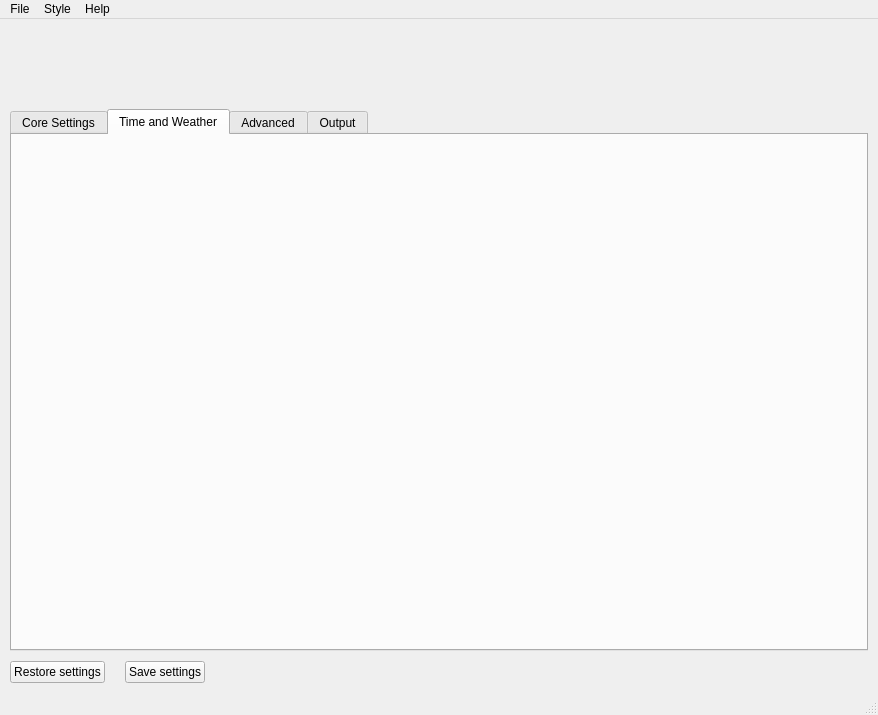
fgx/fgx, file src/fgx.ui: the form before one commit.
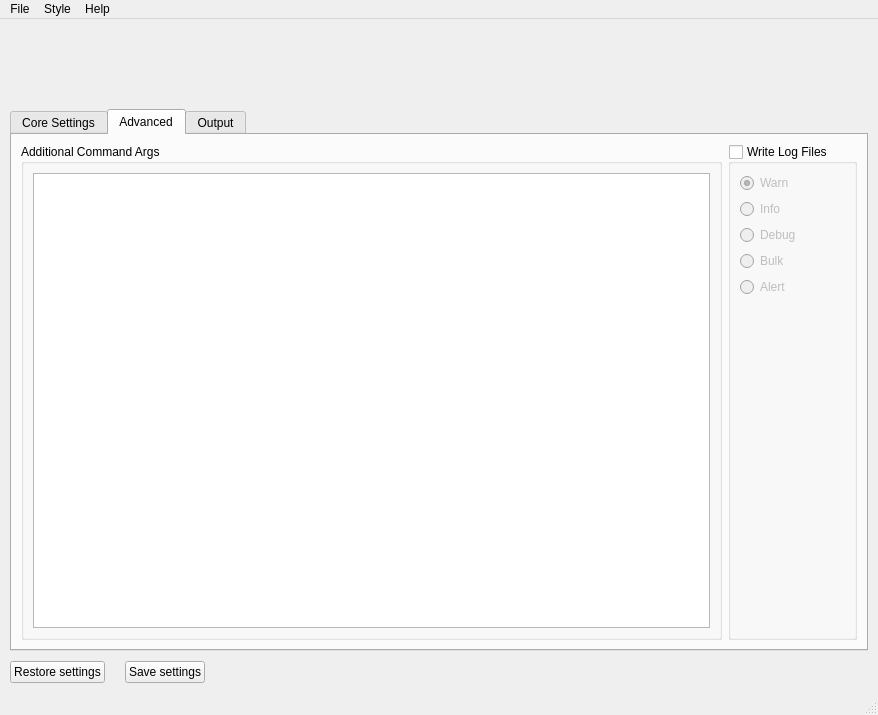
The form after the commit. Icons and pictures are not drawn.

Commit message: Exised the time and weather UI

```diff
--- a/src/fgx.ui
+++ b/src/fgx.ui
@@ -438,12 +438,7 @@
           </item>
          </layout>
         </widget>
-        <widget class="QWidget" name="tab_5">
-         <attribute name="title">
-          <string>Time and Weather</string>
-         </attribute>
-         <layout class="QGridLayout" name="gridLayout_5"/>
-        </widget>
+        
         <widget class="QWidget" name="tab_3">
          <attribute name="title">
           <string>Advanced</string>
```
The commit also changes 1 other file.
